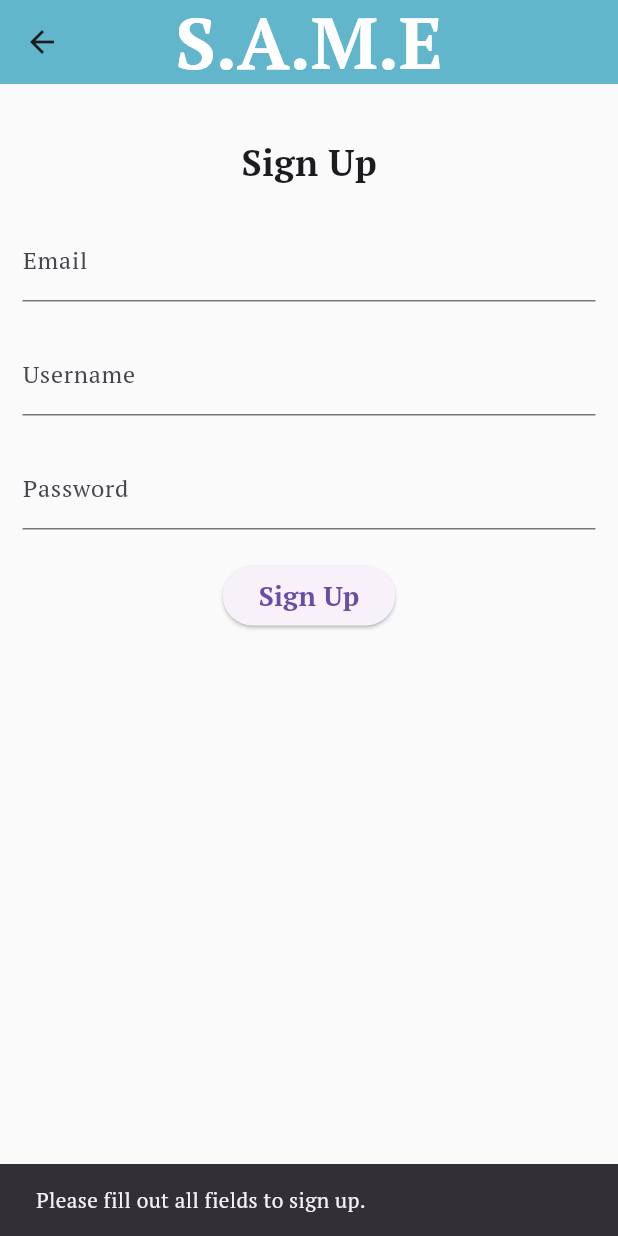
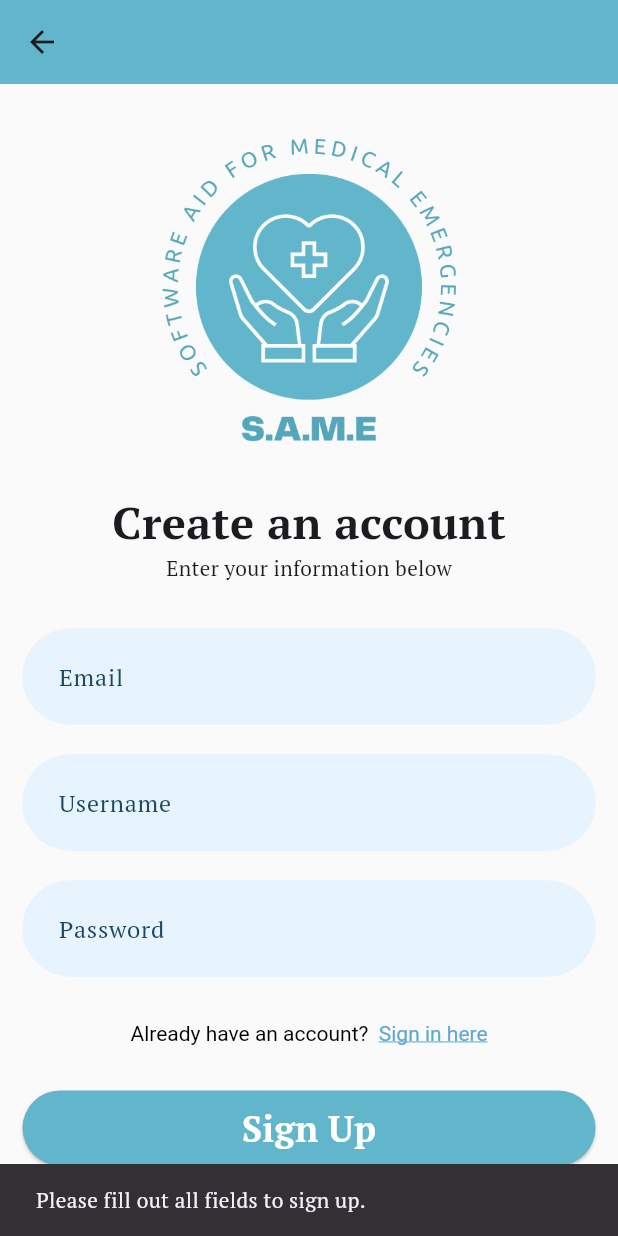
Before and after one commit to harshithlanka3/SAME-3311, a Flutter app: the SignUpPage screen opened directly, after a tap on "Sign Up", on a phone screen of 412 x 824 dp. Run offline on Flutter 3.47's test engine with Material 3 defaults, Android fonts, the phone set to English and light mode, and no system bars; our stand-ins replace fluttertoast, multi_select_flutter.

Commit message:
UI for Sign Up Page

```diff
--- a/frontend/s_a_m_e/lib/account.dart
+++ b/frontend/s_a_m_e/lib/account.dart
@@ -1,7 +1,4 @@
 import 'package:flutter/material.dart';
-import 'package:http/http.dart' as http;
-import 'package:s_a_m_e/colors.dart';
-import 'dart:convert';
 
 class ManageAccountPage extends StatefulWidget {
   const ManageAccountPage({super.key});
--- a/frontend/s_a_m_e/lib/admin.dart
+++ b/frontend/s_a_m_e/lib/admin.dart
@@ -42,7 +42,7 @@ class Admin extends StatelessWidget {
                   onPressed: () {
                     Navigator.of(context).pop();
                   },
-                  child: Text('Close'),
+                  child: const Text('Close'),
                 ),
                 ElevatedButton(
                   onPressed: () {
@@ -66,7 +66,7 @@ class Admin extends StatelessWidget {
                       );
                     }
                   },
-                  child: Text('Submit'),
+                  child: const Text('Submit'),
                 ),
               ],
             );
@@ -91,7 +91,7 @@ class Admin extends StatelessWidget {
                 Navigator.push(
                   context,
                   MaterialPageRoute(
-                    builder: (context) => ManageAccountPage(),
+                    builder: (context) => const ManageAccountPage(),
                   ),
                 );
               },
--- a/frontend/s_a_m_e/lib/login.dart
+++ b/frontend/s_a_m_e/lib/login.dart
@@ -1,11 +1,26 @@
 import 'dart:convert';
 import 'package:flutter/gestures.dart';
 import 'package:flutter/material.dart';
-import 'package:http/http.dart' as http;
 import 'package:s_a_m_e/add.dart';
 import 'package:s_a_m_e/colors.dart';
+import 'package:s_a_m_e/signup.dart';
+import 'package:http/http.dart' as http;
 
 // perhaps might have to use ApiService ???
+
+// class ApiService {
+//   Future<User> getUsers() async {
+//     final url = Uri.parse('http://localhost:3000/api/user');
+//     final response = await http.get(url);
+//     if (response.statusCode == 200) {
+//       return User.fromJson(jsonDecode(response.body) as Map<String>)
+//     }
+//     //make request json file
+//     // fetch them all and then search through the list
+//     // will need to change this later
+//     // need specific backend function to get a certian object -- controller & route
+//   }
+// }
 
 class Login extends StatefulWidget {
   const Login({super.key});
@@ -97,12 +112,13 @@ class _LoginState extends State<Login> {
                     style: const TextStyle(color: blue, decoration: TextDecoration.underline),
                     recognizer: TapGestureRecognizer()
                       ..onTap = () {
-                        print("Go to register page"); // insert navigation to register page
+                        Navigator.of(context).push(
+                          MaterialPageRoute(builder: (context) => const SignUpPage()),
+                        ); // insert navigation to register page
                       }
                   ),
                 ],
               )),
-              // const Text("Don't have an account? Register here", style: TextStyle(fontSize: 14.0),),
               const SizedBox(height: 40),
               SizedBox(
                 width: MediaQuery.of(context).size.width,
--- a/frontend/s_a_m_e/lib/main.dart
+++ b/frontend/s_a_m_e/lib/main.dart
@@ -1,7 +1,6 @@
 import 'package:flutter/material.dart';
 import 'package:s_a_m_e/colors.dart';
 import 'package:s_a_m_e/login.dart';
-import 'admin.dart';
 
 void main() {
   runApp(const MainApp());
--- a/frontend/s_a_m_e/lib/signup.dart
+++ b/frontend/s_a_m_e/lib/signup.dart
@@ -1,8 +1,9 @@
 import 'dart:convert';
+import 'package:flutter/gestures.dart';
 import 'package:flutter/material.dart';
 import 'package:http/http.dart' as http;
-import 'package:multi_select_flutter/multi_select_flutter.dart';
 import 'package:s_a_m_e/colors.dart';
+import 'package:s_a_m_e/login.dart';
 
 
 class User {
@@ -98,26 +99,56 @@ class _SignUpPageState extends State<SignUpPage> {
   Widget build(BuildContext context) {
     return Scaffold(
       appBar: AppBar(
-        title: const Text('S.A.M.E'),
+        // title: const Text('S.A.M.E'),
       ),
       body: Padding(
         padding: const EdgeInsets.all(15.0),
         child: Column(
           children: [
+            const SizedBox(height: 15),
+            const Image(
+                height: 220,
+                image: AssetImage('assets/logo.png')
+              ),
             const SizedBox(height: 20),
-            const Text('Sign Up', style: TextStyle(fontWeight: FontWeight.bold, fontSize: 24.0)),
-            const SizedBox(height: 20),
+            const Text('Create an account', style: TextStyle(fontWeight: FontWeight.bold, fontSize: 30.0)),
+            const Text('Enter your information below', style: TextStyle(fontSize: 14.0)),
+            const SizedBox(height: 30),
             TextField(
               controller: _userEmail,
               decoration: const InputDecoration(
+                contentPadding: EdgeInsets.all(20.0),
                 labelText: 'Email',
+                labelStyle: TextStyle(color: navy),
+                filled: true,
+                fillColor: boxinsides,
+                enabledBorder: OutlineInputBorder(
+                  borderRadius: BorderRadius.all(Radius.circular(40.0)),
+                  borderSide: BorderSide(color: boxinsides),
+                ),
+                focusedBorder: OutlineInputBorder(
+                  borderRadius: BorderRadius.all(Radius.circular(40.0)),
+                  borderSide: BorderSide(color: boxinsides),
+                )
               ),
             ),
             const SizedBox(height: 20),
             TextField(
               controller: _username,
               decoration: const InputDecoration(
+                contentPadding: EdgeInsets.all(20.0),
                 labelText: 'Username',
+                labelStyle: TextStyle(color: navy),
+                filled: true,
+                fillColor: boxinsides,
+                enabledBorder: OutlineInputBorder(
+                  borderRadius: BorderRadius.all(Radius.circular(40.0)),
+                  borderSide: BorderSide(color: boxinsides),
+                ),
+                focusedBorder: OutlineInputBorder(
+                  borderRadius: BorderRadius.all(Radius.circular(40.0)),
+                  borderSide: BorderSide(color: boxinsides),
+                ),
               ),
             ),
             const SizedBox(height: 20),
@@ -125,11 +156,50 @@ class _SignUpPageState extends State<SignUpPage> {
               controller: _userPassword,
               obscureText: true,
               decoration: const InputDecoration(
+                contentPadding: EdgeInsets.all(20.0),
                 labelText: 'Password',
+                labelStyle: TextStyle(color: navy),
+                filled: true,
+                fillColor: boxinsides,
+                enabledBorder: OutlineInputBorder(
+                  borderRadius: BorderRadius.all(Radius.circular(40.0)),
+                  borderSide: BorderSide(color: boxinsides),
+                ),
+                focusedBorder: OutlineInputBorder(
+                  borderRadius: BorderRadius.all(Radius.circular(40.0)),
+                  borderSide: BorderSide(color: boxinsides),
                 ),
               ),
-            const SizedBox(height: 20),
-            ElevatedButton(
+            ),
+            const SizedBox(height: 30),
+            RichText(text: TextSpan(
+                style: const TextStyle(fontFamily: "PT Serif"),
+                children: <TextSpan>[
+                  const TextSpan(
+                    text: "Already have an account?  ",
+                    style: TextStyle(color: Colors.black)
+                  ),
+                  TextSpan(
+                    text: "Sign in here",
+                    style: const TextStyle(color: blue, decoration: TextDecoration.underline),
+                    recognizer: TapGestureRecognizer()
+                      ..onTap = () {
+                        Navigator.of(context).push(
+                          MaterialPageRoute(builder: (context) => const Login()),
+                        ); // insert navigation to register page
+                      }
+                  ),
+                ],
+              )),
+              const SizedBox(height: 30),
+            SizedBox(
+              width: MediaQuery.of(context).size.width,
+              height: 50,
+              child: ElevatedButton(
+                style: const ButtonStyle(
+                  foregroundColor: MaterialStatePropertyAll(white),
+                  backgroundColor: MaterialStatePropertyAll(teal)
+                ),
                 onPressed: () {
                   // final email = _userEmail.text;
                   // final username = _username.text;
@@ -138,28 +208,28 @@ class _SignUpPageState extends State<SignUpPage> {
                   //g
                   if (_userEmail.text.isEmpty || _username.text.isEmpty || _userPassword.text.isEmpty) {
                       // Show a warning snackbar to the user
-                    final snackBar = SnackBar(
+                      const snackBar = SnackBar(
                         content: Text('Please fill out all fields to sign up.'),
                         duration: Duration(seconds: 3),
                       );
                       ScaffoldMessenger.of(context).showSnackBar(snackBar);
                   } else {
                     if (!isValidEmail(_userEmail.text)) {
-                    final snackBar = SnackBar(
+                      const snackBar = SnackBar(
                         content: Text('Invalid email format, please input a valid email'),
                         duration: Duration(seconds: 3),
                       );
                       ScaffoldMessenger.of(context).showSnackBar(snackBar);
                     }
                     if (!isValidUserOrPass(_username.text)) {
-                    final snackBar = SnackBar(
+                      const snackBar = SnackBar(
                         content: Text('Invalid username, please input a valid username with no spaces'),
                         duration: Duration(seconds: 3),
                       );
                       ScaffoldMessenger.of(context).showSnackBar(snackBar);
                     }
                     if (!isValidUserOrPass(_userPassword.text)) {
-                    final snackBar = SnackBar(
+                      const snackBar = SnackBar(
                         content: Text('Invalid password, please input a valid password with no spaces'),
                         duration: Duration(seconds: 3),
                       );
@@ -176,8 +246,10 @@ class _SignUpPageState extends State<SignUpPage> {
                   // Create a User instance with its info
                   //final user = User(email: email, username: username, password: password);
                 },
-              child: const Text('Sign Up', style: TextStyle(fontWeight: FontWeight.bold, fontSize: 18.0)),
+                child: const Text('Sign Up', style: TextStyle(fontWeight: FontWeight.bold, fontSize: 24.0)),
+              )
             ),
+
           ],
         ),
       ),
```
Also changed, not shown: 3 other files. Lines whose indentation alone changed are shown as unchanged.
